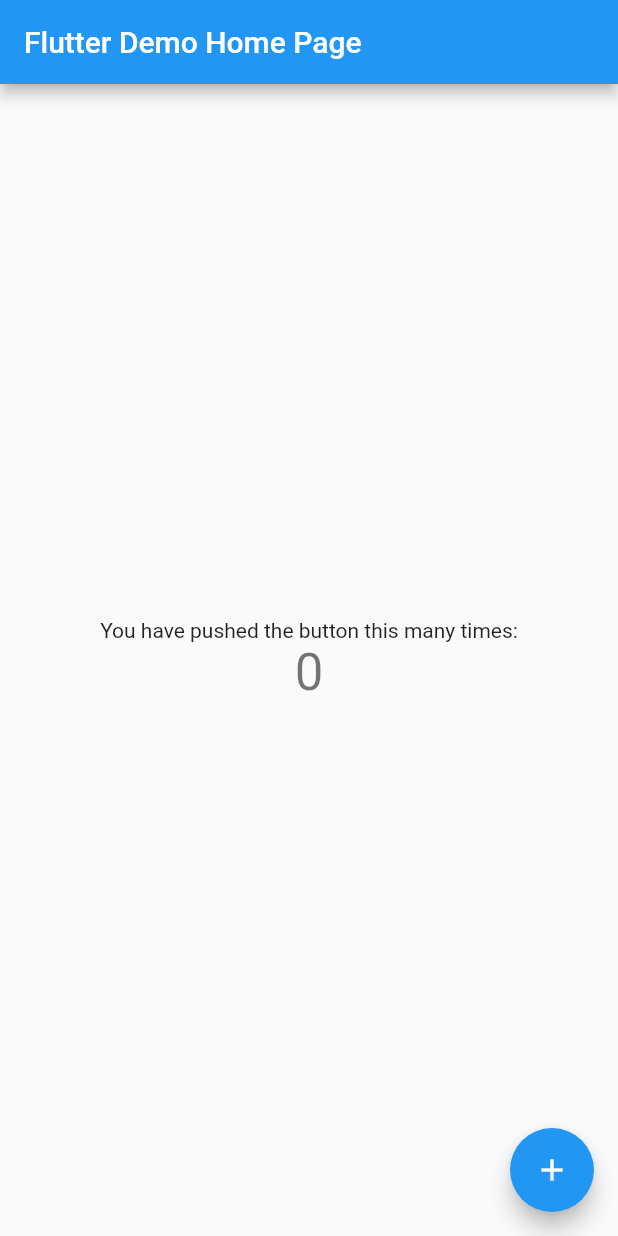
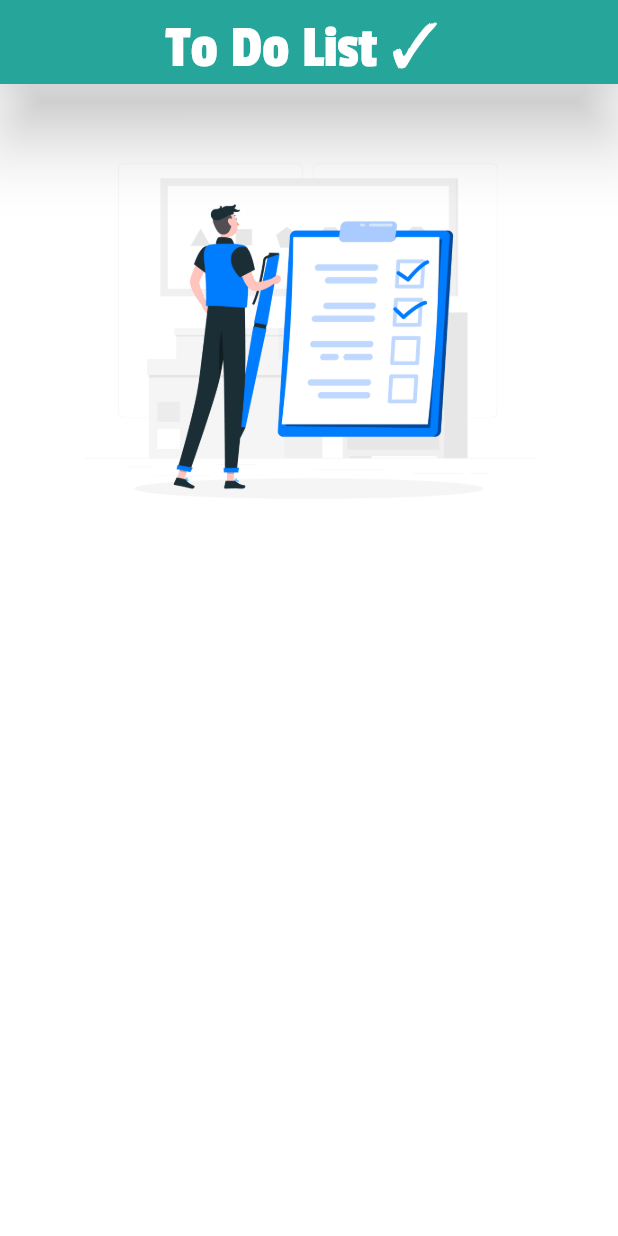
Before and after one commit to guilhermtorres/lista_tarefas, a Flutter app: the screen it shows after launch, on a phone screen of 412 x 824 dp. Run offline on Flutter 3.47's test engine with Material 2 defaults, Android fonts, the phone set to English and light mode, and no system bars.

Commit message:
Tema implementado e melhorias visuais

```diff
--- a/lib/main.dart
+++ b/lib/main.dart
@@ -1,111 +1,4 @@
 import 'package:flutter/material.dart';
+import 'package:lista_tarefas/src/app.dart';
 
-void main() => runApp(MyApp());
-
-class MyApp extends StatelessWidget {
-  // This widget is the root of your application.
-  @override
-  Widget build(BuildContext context) {
-    return MaterialApp(
-      title: 'Flutter Demo',
-      theme: ThemeData(
-        // This is the theme of your application.
-        //
-        // Try running your application with "flutter run". You'll see the
-        // application has a blue toolbar. Then, without quitting the app, try
-        // changing the primarySwatch below to Colors.green and then invoke
-        // "hot reload" (press "r" in the console where you ran "flutter run",
-        // or simply save your changes to "hot reload" in a Flutter IDE).
-        // Notice that the counter didn't reset back to zero; the application
-        // is not restarted.
-        primarySwatch: Colors.blue,
-      ),
-      home: MyHomePage(title: 'Flutter Demo Home Page'),
-    );
-  }
-}
-
-class MyHomePage extends StatefulWidget {
-  MyHomePage({Key key, this.title}) : super(key: key);
-
-  // This widget is the home page of your application. It is stateful, meaning
-  // that it has a State object (defined below) that contains fields that affect
-  // how it looks.
-
-  // This class is the configuration for the state. It holds the values (in this
-  // case the title) provided by the parent (in this case the App widget) and
-  // used by the build method of the State. Fields in a Widget subclass are
-  // always marked "final".
-
-  final String title;
-
-  @override
-  _MyHomePageState createState() => _MyHomePageState();
-}
-
-class _MyHomePageState extends State<MyHomePage> {
-  int _counter = 0;
-
-  void _incrementCounter() {
-    setState(() {
-      // This call to setState tells the Flutter framework that something has
-      // changed in this State, which causes it to rerun the build method below
-      // so that the display can reflect the updated values. If we changed
-      // _counter without calling setState(), then the build method would not be
-      // called again, and so nothing would appear to happen.
-      _counter++;
-    });
-  }
-
-  @override
-  Widget build(BuildContext context) {
-    // This method is rerun every time setState is called, for instance as done
-    // by the _incrementCounter method above.
-    //
-    // The Flutter framework has been optimized to make rerunning build methods
-    // fast, so that you can just rebuild anything that needs updating rather
-    // than having to individually change instances of widgets.
-    return Scaffold(
-      appBar: AppBar(
-        // Here we take the value from the MyHomePage object that was created by
-        // the App.build method, and use it to set our appbar title.
-        title: Text(widget.title),
-      ),
-      body: Center(
-        // Center is a layout widget. It takes a single child and positions it
-        // in the middle of the parent.
-        child: Column(
-          // Column is also a layout widget. It takes a list of children and
-          // arranges them vertically. By default, it sizes itself to fit its
-          // children horizontally, and tries to be as tall as its parent.
-          //
-          // Invoke "debug painting" (press "p" in the console, choose the
-          // "Toggle Debug Paint" action from the Flutter Inspector in Android
-          // Studio, or the "Toggle Debug Paint" command in Visual Studio Code)
-          // to see the wireframe for each widget.
-          //
-          // Column has various properties to control how it sizes itself and
-          // how it positions its children. Here we use mainAxisAlignment to
-          // center the children vertically; the main axis here is the vertical
-          // axis because Columns are vertical (the cross axis would be
-          // horizontal).
-          mainAxisAlignment: MainAxisAlignment.center,
-          children: <Widget>[
-            Text(
-              'You have pushed the button this many times:',
-            ),
-            Text(
-              '$_counter',
-              style: Theme.of(context).textTheme.display1,
-            ),
-          ],
-        ),
-      ),
-      floatingActionButton: FloatingActionButton(
-        onPressed: _incrementCounter,
-        tooltip: 'Increment',
-        child: Icon(Icons.add),
-      ), // This trailing comma makes auto-formatting nicer for build methods.
-    );
-  }
-}
+void main() => runApp(ToDoListApp());
--- /dev/null
+++ b/lib/src/app.dart
@@ -0,0 +1,37 @@
+import 'package:flutter/material.dart';
+import 'package:lista_tarefas/src/views/home_views.dart';
+
+class ToDoListApp extends StatelessWidget {
+  @override
+  Widget build(BuildContext context) {
+    return MaterialApp(
+      theme: ThemeData(
+        textTheme: ThemeData.light().textTheme.copyWith(
+              title: TextStyle(
+                fontFamily: 'DidactGothic',
+                fontSize: 24,
+                fontWeight: FontWeight.bold,
+              ),
+              subtitle: TextStyle(
+                fontFamily: 'DidactGothic',
+                fontSize: 24,
+              ),
+            ),
+        primarySwatch: Colors.teal,
+        accentColor: Colors.cyan[200],
+        appBarTheme: AppBarTheme(
+          color: Colors.teal[400],
+          textTheme: ThemeData.light().textTheme.copyWith(
+                title: TextStyle(
+                  fontFamily: 'PassionOne',
+                  // fontWeight: FontWeight.bold,
+                  fontSize: 40,
+                ),
+              ),
+        ),
+        canvasColor: Colors.white,
+      ),
+      home: HomeView(),
+    );
+  }
+}
--- /dev/null
+++ b/lib/src/views/home_views.dart
@@ -0,0 +1,34 @@
+import 'package:flutter/material.dart';
+
+class HomeView extends StatelessWidget {
+  @override
+  Widget build(BuildContext context) {
+    return Scaffold(
+        appBar: AppBar(
+          centerTitle: true,
+          elevation: 20,
+          title: Text(
+            'To Do List ✓ ',
+          ),
+        ),
+        body: Column(
+          children: <Widget>[
+            SizedBox(
+              height: 20,
+            ),
+            Row(
+              mainAxisAlignment: MainAxisAlignment.center,
+              children: <Widget>[
+                Container(
+                  width: 300,
+                  height: 300,
+                  child: Image.asset(
+                    'assets/images/home_image.jpg',
+                  ),
+                ),
+              ],
+            )
+          ],
+        ));
+  }
+}
```
Also changed, not shown: pubspec.yaml (+13 -14 lines), assets/fonts/DidactGothic-Regular.ttf (added), assets/fonts/PassionOne-Regular.ttf (added), assets/images/home_image.jpg (added), pubspec.lock, 7 other files.
